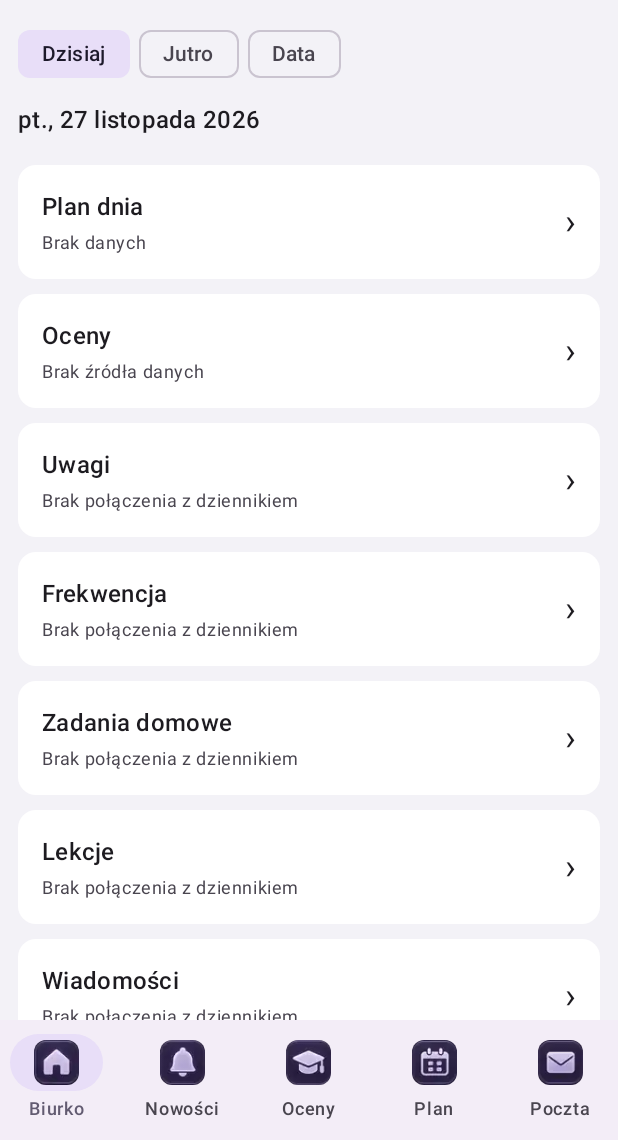
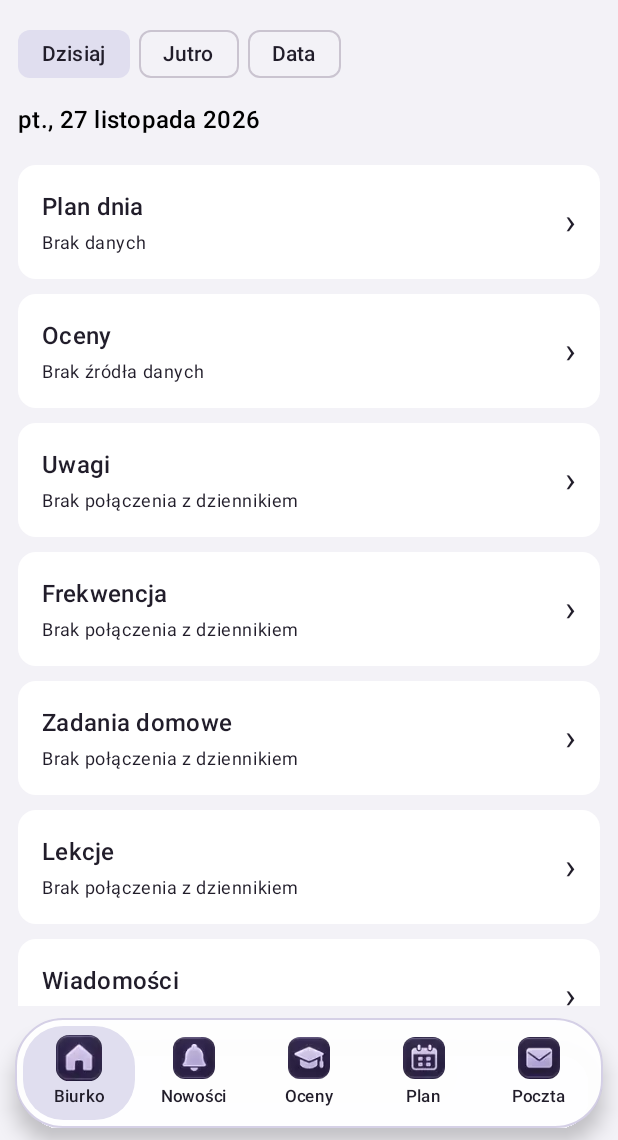
Before and after one commit to 0wertyx/Moonlight, an Android app built with Jetpack Compose: the screen it shows after launch (MainActivity), on a phone screen of 412 x 824 dp, the part 96-1236 px from its top. Run offline under Robolectric (Android 15) with nearby library versions, the phone set to English and light mode, and no system bars; pictures from the network do not load.

Commit message:
Add customizable Moonlight themes, cosmic backgrounds, floating navigation and teacher typography

```diff
--- a/app/build.gradle.kts
+++ b/app/build.gradle.kts
@@ -10,8 +10,8 @@ android {
         applicationId = "com.moonlight.school"
         minSdk = 26
         targetSdk = 35
-        versionCode = 13
-        versionName = "0.6.1"
+        versionCode = 14
+        versionName = "0.7.0"
     }
     buildFeatures { compose = true; buildConfig = true }
     val persistentKey = System.getenv("MOONLIGHT_KEYSTORE_PATH")
@@ -37,6 +37,7 @@ dependencies {
     implementation("androidx.compose.material3:material3")
     implementation("androidx.compose.ui:ui")
     implementation("androidx.compose.foundation:foundation")
+    implementation("androidx.compose.animation:animation-core")
     implementation("androidx.work:work-runtime-ktx:2.10.0")
     testImplementation("junit:junit:4.13.2")
 }
--- a/app/src/main/java/com/moonlight/school/LibrusBridge.kt
+++ b/app/src/main/java/com/moonlight/school/LibrusBridge.kt
@@ -19,7 +19,7 @@ import java.time.LocalDate
 data class ImportedLesson(
     val date: String, val subject: String, val period: Int, val status: String,
     val startTime: String? = null, val endTime: String? = null,
-    val note: String = ""
+    val note: String = "", val teacher: String = "", val room: String = ""
 )
 data class ImportedGrade(val subject: String, val value: String, val weight: Int?)
 data class SchoolEvent(val date: String, val title: String, val details: String)
@@ -87,7 +87,7 @@ object LibrusBridge {
                 val status = row.getString("status")
                 require(period in 0..20 && status in setOf("scheduled", "cancelled", "substitution"))
                 val times = LessonHours.validate(row.optString("startTime", ""), row.optString("endTime", ""))
-                ImportedLesson(date, validText(row.getString("subject"), 100), period, status, times?.first, times?.second, row.optString("note", "").take(400))
+                ImportedLesson(date, validText(row.getString("subject"), 100), period, status, times?.first, times?.second, row.optString("note", "").take(400), row.optString("teacher", "").take(160), row.optString("room", "").take(80))
             }.sortedWith(compareBy({ it.date }, { it.period })),
             grades = List(grades.length()) { i ->
                 val row = grades.getJSONObject(i)
--- a/app/src/main/java/com/moonlight/school/MainActivity.kt
+++ b/app/src/main/java/com/moonlight/school/MainActivity.kt
@@ -47,15 +47,18 @@ class MainActivity : ComponentActivity() {
         setContent {
             val prefs = remember { MoonlightConfig.personal(this) }
             var dark by remember { mutableStateOf(prefs.getBoolean("dark", false)) }
-            val colors = if (dark) darkColorScheme(
-                primary = Color(0xFFCAB8FF), background = Color(0xFF14131C), surface = Color(0xFF201E2A)
-            ) else lightColorScheme(
-                primary = Color(0xFF59469A), onPrimary = Color.White,
-                primaryContainer = Color(0xFFE8E1FF), background = Color(0xFFF3F2F7),
-                surface = Color.White, surfaceVariant = Color(0xFFEAE7F0)
-            )
+            var appearance by remember { mutableStateOf(MoonlightAppearance.load(prefs)) }
+            val colors = appearance.scheme(dark)
             MaterialTheme(colorScheme = colors) {
-                SchoolApp(this, dark) { dark = it; prefs.edit().putBoolean("dark", it).apply() }
+                androidx.compose.runtime.CompositionLocalProvider(LocalAppearance provides appearance) {
+                    Box(Modifier.fillMaxSize()) {
+                        MoonlightBackdrop(appearance, dark)
+                        SchoolApp(this@MainActivity, dark, appearance, { next ->
+                            appearance = next
+                            next.save(prefs)
+                        }) { dark = it; prefs.edit().putBoolean("dark", it).apply() }
+                    }
+                }
             }
         }
     }
@@ -63,7 +66,7 @@ class MainActivity : ComponentActivity() {
 
 @OptIn(ExperimentalMaterial3Api::class)
 @Composable
-private fun SchoolApp(context: Context, dark: Boolean, onDark: (Boolean) -> Unit) {
+private fun SchoolApp(context: Context, dark: Boolean, appearance: MoonlightAppearance, onAppearance: (MoonlightAppearance) -> Unit, onDark: (Boolean) -> Unit) {
     var module by remember { mutableStateOf(Module.Desk) }
     val drawer = rememberDrawerState(DrawerValue.Closed)
     val scope = rememberCoroutineScope()
@@ -106,6 +109,7 @@ private fun SchoolApp(context: Context, dark: Boolean, onDark: (Boolean) -> Unit
         }
     }) {
         Scaffold(
+            containerColor = Color.Transparent,
             topBar = {
                 Column {
                     TopAppBar(
@@ -119,11 +123,24 @@ private fun SchoolApp(context: Context, dark: Boolean, onDark: (Boolean) -> Unit
                 }
             },
             bottomBar = {
-                NavigationBar {
-                    primary.forEach { m ->
-                        NavigationBarItem(selected = module == m, onClick = { select(m) },
-                            icon = { MoonlightIcon(m.name, m.symbol, 30.dp) },
-                            label = { Text(when(m) { Module.Schedule -> "Plan"; Module.Feed -> "Nowości"; Module.Messages -> "Poczta"; else -> m.title }, maxLines = 1) })
+                if (appearance.pill) {
+                    FloatingNavigation(primary.map { m ->
+                        MoonlightTab(m.name, m.symbol, when(m) {
+                            Module.Schedule -> "Plan"
+                            Module.Feed -> "Nowości"
+                            Module.Messages -> "Poczta"
+                            else -> m.title
+                        })
+                    }, module.name, appearance) { key ->
+                        primary.firstOrNull { it.name == key }?.let { select(it) }
+                    }
+                } else {
+                    NavigationBar {
+                        primary.forEach { m ->
+                            NavigationBarItem(selected = module == m, onClick = { select(m) },
+                                icon = { MoonlightIcon(m.name, m.symbol, 30.dp) },
+                                label = { Text(when(m) { Module.Schedule -> "Plan"; Module.Feed -> "Nowości"; Module.Messages -> "Poczta"; else -> m.title }, maxLines = 1) })
+                        }
                     }
                 }
             }
@@ -229,6 +246,8 @@ private fun SchoolApp(context: Context, dark: Boolean, onDark: (Boolean) -> Unit
                         Row(Modifier.fillMaxWidth(), horizontalArrangement = Arrangement.SpaceBetween, verticalAlignment = Alignment.CenterVertically) {
                             Text("Ciemny motyw"); Switch(checked = dark, onCheckedChange = onDark)
                         }
+                        AppearanceSettings(appearance, dark, onAppearance)
+                        HorizontalDivider()
                         Text("Moonlight " + BuildConfig.VERSION_NAME)
                         Text("Format ustawień: " + MoonlightConfig.version(context))
                         Text("Aktualizacje APK zachowują ustawienia i lokalne dane przy tej samej podpisanej aplikacji.", style = MaterialTheme.typography.bodySmall)
@@ -338,8 +357,13 @@ private fun CalendarEventRow(event: SchoolEvent) {
         Column(Modifier.padding(14.dp), verticalArrangement = Arrangement.spacedBy(5.dp)) {
             Text("Wydarzenie • Terminarz", style = MaterialTheme.typography.labelMedium, color = MaterialTheme.colorScheme.primary)
             Text(event.title, style = MaterialTheme.typography.titleMedium)
-            if (event.details.isNotBlank() && event.details != event.title)
-                Text(event.details, style = MaterialTheme.typography.bodySmall)
+            val detail = remember(event.details) { EventText.split(event.details) }
+            if (detail.teacher.isNotBlank()) {
+                Text("Nauczyciel", style = MaterialTheme.typography.labelSmall, color = MaterialTheme.colorScheme.onSurfaceVariant)
+                Text(detail.teacher, style = MaterialTheme.typography.titleLarge, fontWeight = androidx.compose.ui.text.font.FontWeight.SemiBold)
+            }
+            if (detail.body.isNotBlank() && detail.body != event.title)
+                Text(detail.body, style = MaterialTheme.typography.bodyMedium)
         }
     }
 }
@@ -357,8 +381,10 @@ private fun LessonRow(lesson: ImportedLesson) {
             }
             Column(Modifier.weight(1f)) {
                 Text(lesson.subject, style = MaterialTheme.typography.titleMedium)
-                if (lesson.startTime != null && lesson.endTime != null)
-                    Text("${lesson.startTime} – ${lesson.endTime}", style = MaterialTheme.typography.bodySmall)
+                if (lesson.teacher.isNotBlank())
+                    Text(lesson.teacher, style = MaterialTheme.typography.titleMedium, fontWeight = androidx.compose.ui.text.font.FontWeight.Medium)
+                if (lesson.room.isNotBlank())
+                    Text("Sala: " + lesson.room, style = MaterialTheme.typography.bodySmall)
                 if (lesson.status != "scheduled") Text(
                     if (lesson.status == "cancelled") "Odwołane" else "Zastępstwo",
                     style = MaterialTheme.typography.bodySmall, color = MaterialTheme.colorScheme.primary)
--- /dev/null
+++ b/app/src/main/java/com/moonlight/school/MoonlightAppearance.kt
@@ -0,0 +1,215 @@
+package com.moonlight.school
+
+import android.content.SharedPreferences
+import androidx.compose.animation.core.*
+import androidx.compose.foundation.Canvas
+import androidx.compose.foundation.background
+import androidx.compose.foundation.border
+import androidx.compose.foundation.layout.*
+import androidx.compose.foundation.selection.selectable
+import androidx.compose.foundation.selection.selectableGroup
+import androidx.compose.foundation.shape.RoundedCornerShape
+import androidx.compose.material3.*
+import androidx.compose.runtime.*
+import androidx.compose.ui.Alignment
+import androidx.compose.ui.Modifier
+import androidx.compose.ui.draw.clip
+import androidx.compose.ui.draw.scale
+import androidx.compose.ui.geometry.Offset
+import androidx.compose.ui.graphics.Brush
+import androidx.compose.ui.graphics.Color
+import androidx.compose.ui.graphics.lerp
+import androidx.compose.ui.graphics.luminance
+import androidx.compose.ui.graphics.toArgb
+import androidx.compose.ui.semantics.Role
+import androidx.compose.ui.text.style.TextOverflow
+import androidx.compose.ui.unit.dp
+import kotlin.math.sin
+import kotlin.random.Random
+
+internal data class MoonlightAppearance(
+    val accent: String = "",
+    val text: String = "",
+    val first: String = "#151322",
+    val second: String = "#352254",
+    val background: String = "solid",
+    val animations: Boolean = true,
+    val pill: Boolean = true,
+    val speed: Float = 1f
+) {
+    companion object {
+        fun load(p: SharedPreferences) = MoonlightAppearance(
+            accent = p.getString("ui_accent", "").orEmpty(),
+            text = p.getString("ui_text", "").orEmpty(),
+            first = p.getString("ui_gradient_a", "#151322") ?: "#151322",
+            second = p.getString("ui_gradient_b", "#352254") ?: "#352254",
+            background = p.getString("ui_background", "solid")?.takeIf { it in listOf("solid","gradient","stars","constellations") } ?: "solid",
+            animations = p.getBoolean("ui_animations", true),
+            pill = p.getBoolean("ui_pill", true),
+            speed = p.getFloat("ui_speed", 1f).coerceIn(0.5f, 2f)
+        )
+    }
+    fun save(p: SharedPreferences) {
+        p.edit().putString("ui_accent", accent).putString("ui_text", text)
+            .putString("ui_gradient_a", first).putString("ui_gradient_b", second)
+            .putString("ui_background", background).putBoolean("ui_animations", animations)
+            .putBoolean("ui_pill", pill).putFloat("ui_speed", speed).apply()
+    }
+    fun scheme(dark: Boolean): ColorScheme {
+        val primary = parseHex(accent) ?: if (dark) Color(0xFFCAB8FF) else Color(0xFF59469A)
+        val base = if (dark) Color(0xFF14131C) else Color(0xFFF3F2F7)
+        val surface = if (dark) Color(0xFF201E2A) else Color.White
+        val ink = parseHex(text) ?: if (dark) Color(0xFFF0EDF8) else Color(0xFF211D2A)
+        val container = lerp(surface, primary, if (dark) .28f else .17f)
+        val variant = lerp(surface, primary, .10f)
+        val onPrimary = if (primary.luminance() > .42f) Color(0xFF171321) else Color.White
+        val original = if (dark) darkColorScheme() else lightColorScheme()
+        return original.copy(
+            primary = primary, onPrimary = onPrimary, primaryContainer = container,
+            onPrimaryContainer = ink, background = base, onBackground = ink,
+            surface = surface, onSurface = ink, surfaceVariant = variant, onSurfaceVariant = ink,
+            secondaryContainer = container, onSecondaryContainer = ink,
+            surfaceContainer = surface, surfaceContainerHigh = lerp(surface, primary, .07f),
+            surfaceContainerHighest = variant, surfaceContainerLow = surface
+        )
+    }
+}
+internal val LocalAppearance = staticCompositionLocalOf { MoonlightAppearance() }
+
+private fun parseHex(value: String): Color? {
+    if (!Regex("#[0-9A-Fa-f]{6}").matches(value)) return null
+    return runCatching { Color(android.graphics.Color.parseColor(value)) }.getOrNull()
+}
+private fun hex(color: Color): String = String.format(java.util.Locale.ROOT, "#%06X", color.toArgb() and 0xffffff)
+
+@Composable
+internal fun MoonlightBackdrop(a: MoonlightAppearance, dark: Boolean) {
+    val scheme = MaterialTheme.colorScheme
+    val first = parseHex(a.first) ?: Color(0xFF151322)
+    val second = parseHex(a.second) ?: Color(0xFF352254)
+    val brush = Brush.linearGradient(listOf(first,second))
+    val cosmic = a.background == "stars" || a.background == "constellations"
+    Box(Modifier.fillMaxSize().then(if(a.background == "solid") Modifier.background(scheme.background) else Modifier.background(brush))) {
+        if (cosmic) {
+            val points = remember { Random(17).let { r -> List(42) { Offset(r.nextFloat(), r.nextFloat()) } } }
+            val phase = if (a.animations) {
+                val transition = rememberInfiniteTransition(label = "space")
+                val frame by transition.animateFloat(
+                    initialValue = 0f, targetValue = 6.283185f,
+                    animationSpec = infiniteRepeatable(tween((20000 / a.speed).toInt(), easing = LinearEasing), RepeatMode.Restart),
+                    label = "orbit"
+                )
+                frame
+            } else 0f
+            Canvas(Modifier.fillMaxSize()) {
+                val actual = points.mapIndexed { i,p ->
+                    Offset((p.x + .009f * sin(phase+i)).coerceIn(0f,1f)*size.width,
+                        (p.y + .007f * sin(phase+i*2)).coerceIn(0f,1f)*size.height)
+                }
+                if (a.background == "constellations") {
+                    for (i in actual.indices) for (j in i+1 until actual.size) {
+                        if ((actual[i]-actual[j]).getDistance() < 90.dp.toPx())
+                            drawLine(Color(0xFFC8B8FF).copy(alpha=.18f), actual[i], actual[j], 1.dp.toPx())
+                    }
+                }
+                actual.forEachIndexed { i,p ->
+                    drawCircle(Color.White.copy(alpha=.28f+.20f*(1f+sin(phase+i))*.5f), radius=(1f+i%3*.65f).dp.toPx(), center=p)
+                }
+            }
+        }
+        if (!dark && a.background != "solid") Box(Modifier.fillMaxSize().background(Color.White.copy(alpha=.68f)))
+    }
+}
+
+internal data class MoonlightTab(val key: String, val icon: String, val label: String)
+@Composable
+internal fun FloatingNavigation(tabs: List<MoonlightTab>, selected: String, a: MoonlightAppearance, onSelect: (String) -> Unit) {
+    val colors = MaterialTheme.colorScheme
+    val shape = RoundedCornerShape(32.dp)
+    Box(Modifier.fillMaxWidth().navigationBarsPadding().padding(horizontal=10.dp,vertical=8.dp)) {
+        Surface(modifier = Modifier.fillMaxWidth().border(1.dp, colors.primary.copy(alpha=.25f), shape),
+            shape=shape, color=colors.surface.copy(alpha=.96f), shadowElevation=8.dp) {
+            Row(Modifier.fillMaxWidth().padding(5.dp).selectableGroup(), horizontalArrangement=Arrangement.spacedBy(2.dp)) {
+                tabs.forEach { tab ->
+                    val active = selected == tab.key
+                    val animatedScale by animateFloatAsState(if(active && a.animations) 1.10f else 1f,
+                        animationSpec=if(a.animations) tween((180/a.speed).toInt()) else snap(), label="tab")
+                    val fill by animateFloatAsState(if(active) 1f else 0f,
+                        animationSpec=if(a.animations) tween((220/a.speed).toInt()) else snap(), label="selection")
+                    Column(Modifier.weight(1f).heightIn(min=60.dp).clip(RoundedCornerShape(27.dp))
+                        .background(lerp(Color.Transparent, colors.primaryContainer, fill))
+                        .selectable(selected=active, role=Role.Tab, onClick={onSelect(tab.key)})
+                        .padding(vertical=7.dp), horizontalAlignment=Alignment.CenterHorizontally, verticalArrangement=Arrangement.Center) {
+                        Box(Modifier.scale(animatedScale)) { MoonlightIcon(tab.key,tab.icon,28.dp) }
+                        Spacer(Modifier.height(4.dp))
+                        Text(tab.label, maxLines=1, overflow=TextOverflow.Ellipsis, style=MaterialTheme.typography.labelSmall,
+                            color=colors.onSurface)
+                    }
+                }
+            }
+        }
+    }
+}
+
+@Composable
+private fun ColorField(label: String, current: String, fallback: Color, onApply: (String) -> Unit) {
+    var draft by remember(current) { mutableStateOf(current.ifBlank { hex(fallback) }) }
+    val valid = parseHex(draft) != null
+    Column(verticalArrangement=Arrangement.spacedBy(6.dp)) {
+        Row(verticalAlignment=Alignment.CenterVertically, horizontalArrangement=Arrangement.spacedBy(8.dp)) {
+            Box(Modifier.size(30.dp).clip(RoundedCornerShape(9.dp)).background(parseHex(draft) ?: fallback)
+                .border(1.dp,MaterialTheme.colorScheme.outline,RoundedCornerShape(9.dp)))
+            OutlinedTextField(draft,{draft=it.take(7)},Modifier.weight(1f), label={Text(label)}, singleLine=true,isError=!valid)
+            TextButton(onClick={onApply(draft.uppercase())},enabled=valid) { Text("OK") }
+        }
+    }
+}
+
+@Composable
+internal fun AppearanceSettings(a: MoonlightAppearance, dark: Boolean, onChange: (MoonlightAppearance) -> Unit) {
+    Text("Personalizacja", style=MaterialTheme.typography.headlineSmall)
+    Text("Motyw na żywo", style=MaterialTheme.typography.labelLarge)
+    Box(Modifier.fillMaxWidth().height(82.dp).clip(RoundedCornerShape(18.dp)).background(
+        if(a.background=="solid") Brush.linearGradient(listOf(MaterialTheme.colorScheme.surface,MaterialTheme.colorScheme.surface))
+        else Brush.linearGradient(listOf(parseHex(a.first) ?: Color.DarkGray, parseHex(a.second) ?: Color.Black))
+    ).padding(12.dp), contentAlignment=Alignment.Center) {
+        Surface(shape=RoundedCornerShape(15.dp),color=MaterialTheme.colorScheme.surface) {
+            Text("Moonlight",Modifier.padding(horizontal=20.dp,vertical=12.dp),color=MaterialTheme.colorScheme.onSurface,
+                style=MaterialTheme.typography.titleLarge)
+        }
+    }
+    Text("Kolor akcentu",style=MaterialTheme.typography.titleMedium)
+    Row(horizontalArrangement=Arrangement.spacedBy(8.dp)) {
+        listOf("#CAB8FF","#80CBC4","#F5A5C8","#7CB8FF","#FFC47D","#C5E1A5").forEach { value ->
+            val c=parseHex(value)!!
+            Surface(onClick={onChange(a.copy(accent=value))},shape=RoundedCornerShape(18.dp),color=c,
+                modifier=Modifier.size(36.dp).border(if(a.accent==value) 3.dp else 1.dp,MaterialTheme.colorScheme.onSurface,RoundedCornerShape(18.dp))) {}
+        }
+    }
+    ColorField("Akcent HEX",a.accent,MaterialTheme.colorScheme.primary) {onChange(a.copy(accent=it))}
+    ColorField("Tekst HEX",a.text,MaterialTheme.colorScheme.onSurface) {onChange(a.copy(text=it))}
+    if(a.text.isNotBlank()) TextButton(onClick={onChange(a.copy(text=""))}) {Text("Domyślny kolor tekstu")}
+    Text("Tło",style=MaterialTheme.typography.titleMedium)
+    listOf("solid" to "Jednolite","gradient" to "Gradient","stars" to "Gwiazdy","constellations" to "Konstelacje").chunked(2).forEach { group ->
+        Row(horizontalArrangement=Arrangement.spacedBy(8.dp)) {
+            group.forEach { (key,label) -> FilterChip(selected=a.background==key,onClick={onChange(a.copy(background=key))},label={Text(label)}) }
+        }
+    }
+    if(a.background!="solid") {
+        ColorField("Gradient A",a.first,Color(0xFF151322)) {onChange(a.copy(first=it))}
+        ColorField("Gradient B",a.second,Color(0xFF352254)) {onChange(a.copy(second=it))}
+    }
+    Row(Modifier.fillMaxWidth(),verticalAlignment=Alignment.CenterVertically) {
+        Text("Pływający pasek nawigacji",Modifier.weight(1f))
+        Switch(a.pill,{onChange(a.copy(pill=it))})
+    }
+    Row(Modifier.fillMaxWidth(),verticalAlignment=Alignment.CenterVertically) {
+        Text("Animacje",Modifier.weight(1f))
+        Switch(a.animations,{onChange(a.copy(animations=it))})
+    }
+    if(a.animations) {
+        Text("Szybkość: "+String.format(java.util.Locale.ROOT,"%.1f",a.speed)+"×")
+        Slider(value=a.speed,onValueChange={onChange(a.copy(speed=it))},valueRange=.5f..2f,steps=5)
+    }
+    OutlinedButton(onClick={onChange(MoonlightAppearance())}) {Text("Przywróć wygląd domyślny")}
+}
--- a/app/src/main/java/com/moonlight/school/SnapshotSync.kt
+++ b/app/src/main/java/com/moonlight/school/SnapshotSync.kt
@@ -281,7 +281,7 @@ object SnapshotSync {
         snapshot.lessons.forEach {
             lessons.put(JSONObject().put("date", it.date).put("subject", it.subject)
                 .put("period", it.period).put("status", it.status)
-                .put("startTime", it.startTime ?: JSONObject.NULL).put("endTime", it.endTime ?: JSONObject.NULL).put("note", it.note))
+                .put("startTime", it.startTime ?: JSONObject.NULL).put("endTime", it.endTime ?: JSONObject.NULL).put("note", it.note).put("teacher", it.teacher).put("room", it.room))
         }
         val grades = JSONArray()
         snapshot.grades.forEach {
```
Also changed, not shown: app/src/main/java/com/moonlight/school/EventText.kt (added, +19 -0 lines), app/src/main/java/com/moonlight/school/PortalActivity.kt (+9 -2 lines), 2 other files.
